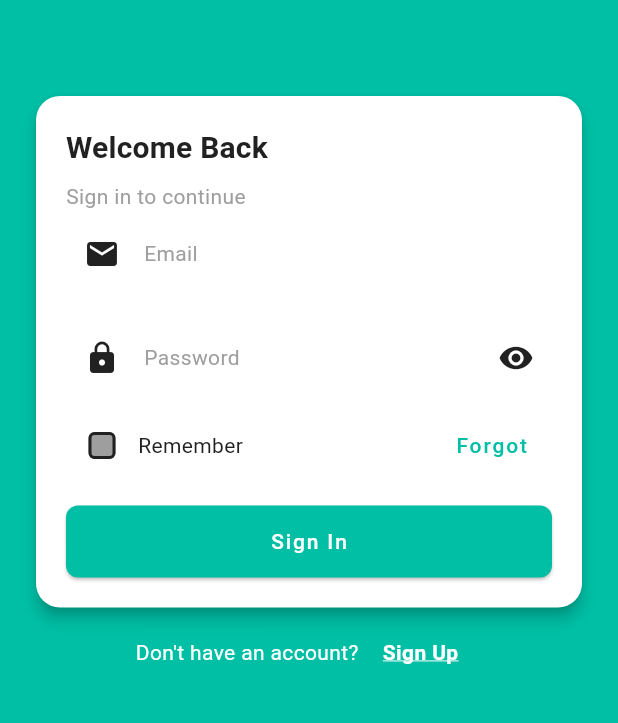
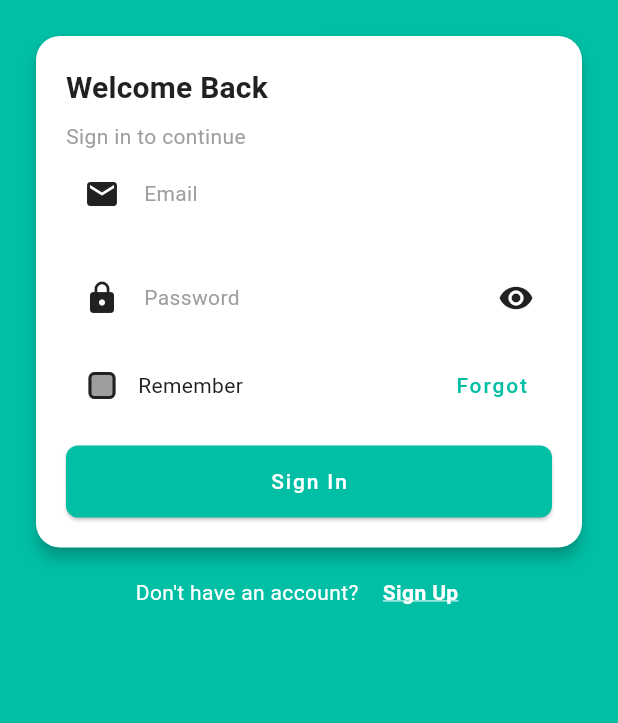
Before and after one commit to ataousCode/tifawt, a Flutter app: the screen it shows after launch, on a phone screen of 412 x 824 dp, the part 285-1008 px from its top. Run offline on Flutter 3.47's test engine with Material 3 defaults, Android fonts, the light colour scheme and no system bars; drawn by our look-alikes of flutter_animate; our stand-ins replace cached_network_image, cloud_firestore, firebase_auth, firebase_core, firebase_storage, google_sign_in and 4 more; missing offline and left inert: the_apple_sign_in; accounts and stored records are empty; Roboto replaces fonts that are missing (Poppins).

Commit message:
update and login and fix users card issue

```diff
--- a/lib/screens/auth/login_screen.dart
+++ b/lib/screens/auth/login_screen.dart
@@ -131,7 +131,7 @@ class _LoginScreenState extends State<LoginScreen> {
                       )
                       .fade(duration: 500.ms),
 
-                  const SizedBox(height: 60),
+                  const SizedBox(height: 20),
 
                   // Login card
                   Card(
```
Also changed, not shown: lib/screens/admin/manage_users_screen.dart (+6 -8 lines).
